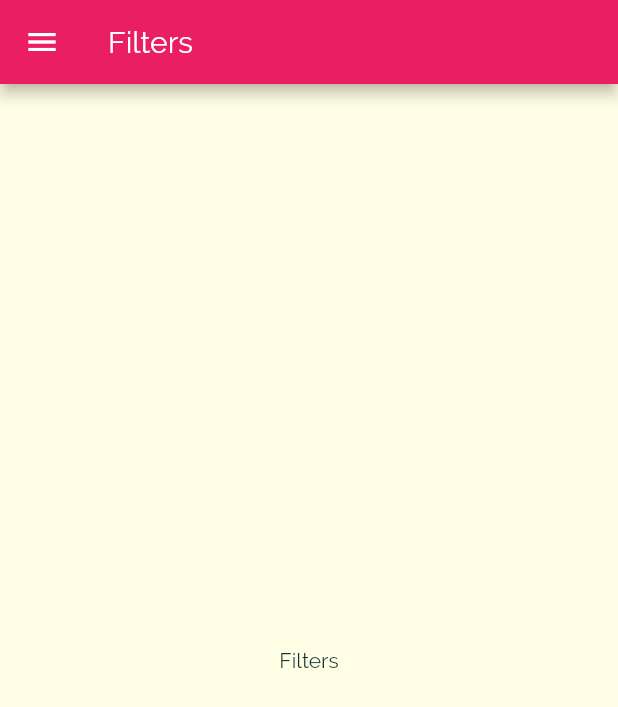
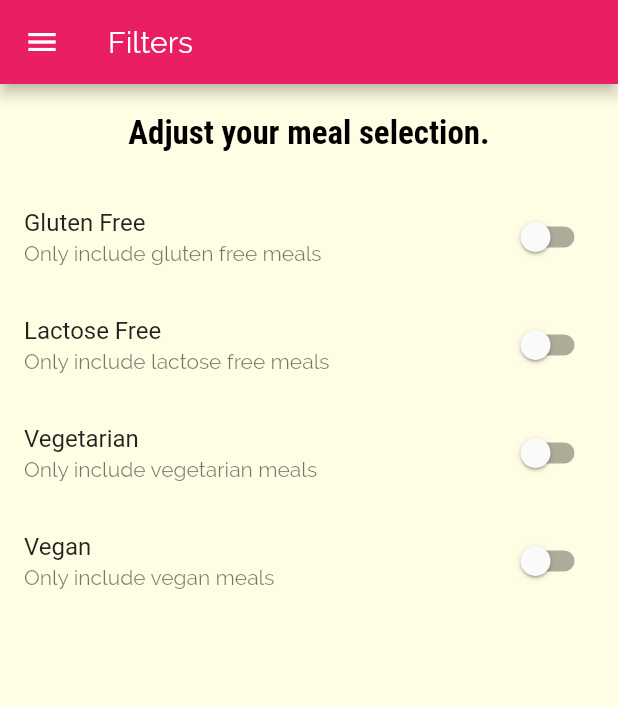
Before and after one commit to brimac1634/flutter-meals, a Flutter app: the FiltersPage screen opened by its route, on a phone screen of 412 x 824 dp. Shown: the top 707 px of the screen. Run offline on Flutter 3.47's test engine with Material 2 defaults, Android fonts, the phone set to English and light mode, and no system bars.

Commit message:
added switch list to filter page

```diff
--- a/lib/pages/filters_page.dart
+++ b/lib/pages/filters_page.dart
@@ -2,19 +2,76 @@ import 'package:flutter/material.dart';
 
 import '../widgets/main_drawer.dart';
 
-class FiltersPage extends StatelessWidget {
+class FiltersPage extends StatefulWidget {
   static const routeName = '/filters';
+
+  @override
+  _FiltersPageState createState() => _FiltersPageState();
+}
+
+class _FiltersPageState extends State<FiltersPage> {
+  var _glutenFree = false;
+  var _vegetarian = false;
+  var _vegan = false;
+  var _lactoseFree = false;
+
+  Widget _buildSwitchListTile(
+      String title, String subtitle, bool value, Function updateValue) {
+    return SwitchListTile(
+      title: Text(title),
+      value: value,
+      subtitle: Text(subtitle),
+      onChanged: updateValue,
+    );
+  }
 
   @override
   Widget build(BuildContext context) {
     return Scaffold(
-      appBar: AppBar(
-        title: Text('Filters'),
-      ),
-      drawer: MainDrawer(),
-      body: Center(
-        child: Text('Filters'),
-      ),
-    );
+        appBar: AppBar(
+          title: Text('Filters'),
+        ),
+        drawer: MainDrawer(),
+        body: Column(
+          children: <Widget>[
+            Container(
+              padding: EdgeInsets.all(20),
+              child: Text(
+                'Adjust your meal selection.',
+                style: Theme.of(context).textTheme.headline1,
+              ),
+            ),
+            Expanded(
+              child: ListView(
+                children: <Widget>[
+                  _buildSwitchListTile('Gluten Free',
+                      'Only include gluten free meals', _glutenFree, (value) {
+                    setState(() {
+                      _glutenFree = value;
+                    });
+                  }),
+                  _buildSwitchListTile('Lactose Free',
+                      'Only include lactose free meals', _lactoseFree, (value) {
+                    setState(() {
+                      _lactoseFree = value;
+                    });
+                  }),
+                  _buildSwitchListTile('Vegetarian',
+                      'Only include vegetarian meals', _vegetarian, (value) {
+                    setState(() {
+                      _vegetarian = value;
+                    });
+                  }),
+                  _buildSwitchListTile(
+                      'Vegan', 'Only include vegan meals', _vegan, (value) {
+                    setState(() {
+                      _vegan = value;
+                    });
+                  }),
+                ],
+              ),
+            )
+          ],
+        ));
   }
 }
```
